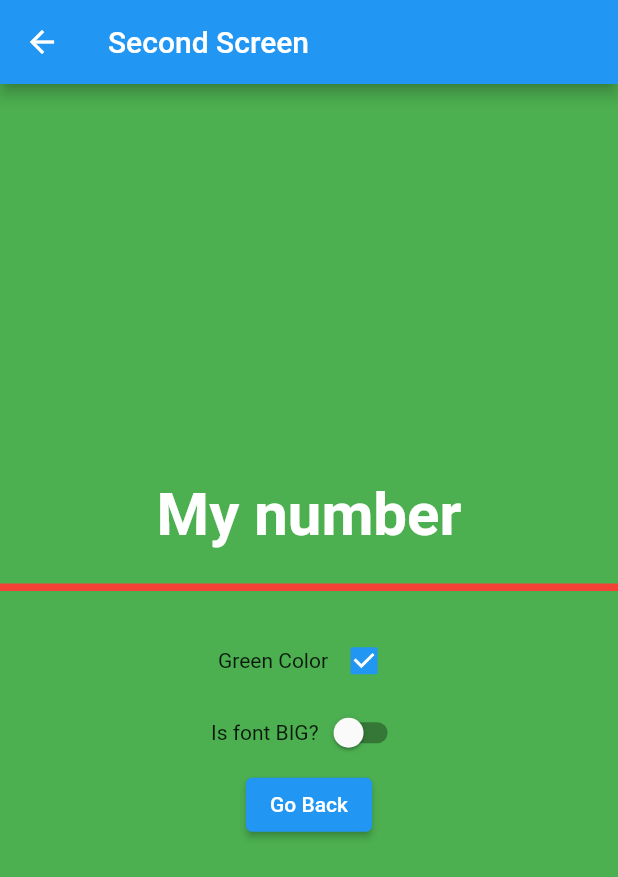
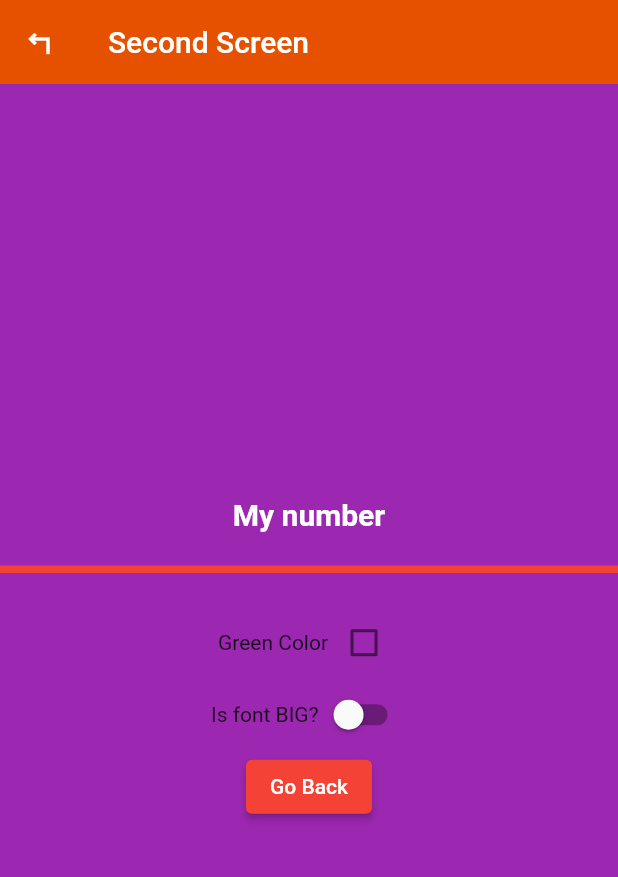
Before and after one commit to SalarPro/flutter_course_31_7, a Flutter app: the screen it shows after launch, after a tap on "Open second screen", on a phone screen of 412 x 824 dp. Shown: the top 877 px of the screen. Run offline on Flutter 3.47's test engine with Material 2 defaults, Android fonts, the phone set to English and light mode, and no system bars.

```diff
--- a/lib/first_screen.dart
+++ b/lib/first_screen.dart
@@ -17,6 +17,8 @@ class _FirstScreenState extends State<FirstScreen> {
         title: Text(
           "First App",
         ),
+        centerTitle: true,
+
       ),
       body: Container(
         width: double.infinity,
@@ -45,13 +47,14 @@ class _FirstScreenState extends State<FirstScreen> {
             ),
             FlutterLogo(size: 200),
             ElevatedButton(
-                onPressed: () {
-
-                  Navigator.push(context,
-                      MaterialPageRoute(builder: (context) => SecondScreen()));
-
-                },
-                child: Text("Open second screen"))
+              onPressed: () {
+                Navigator.push(context,
+                    MaterialPageRoute(builder: (context) => SecondScreen()));
+              },
+              child: Text(
+                "Open second screen",
+              ),
+            ),
           ],
         ),
       ),
--- a/lib/main.dart
+++ b/lib/main.dart
@@ -4,6 +4,14 @@ import 'package:flutter/material.dart';
 void main() {
   runApp(
     MaterialApp(
+      theme: ThemeData(
+        primarySwatch: Colors.red,
+        appBarTheme: AppBarTheme(
+          backgroundColor: Colors.orange[900],
+          elevation: 0,
+          foregroundColor: Colors.white,
+        ),
+      ),
       home: FirstScreen(),
     ),
   );
--- a/lib/second_scree.dart
+++ b/lib/second_scree.dart
@@ -10,15 +10,25 @@ class SecondScreen extends StatefulWidget {
 }
 
 class _SecondScreenState extends State<SecondScreen> {
+  bool isGreen = false;
+  bool isFontBig = false;
+
   @override
   Widget build(BuildContext context) {
     return Scaffold(
       appBar: AppBar(
         title: Text("Second Screen"),
+        leading: IconButton(
+            onPressed: () {
+              //
+              Navigator.pop(context);
+            },
+            icon: Icon(Icons.turn_left_sharp)),
+        // leadingWidth: 0,
       ),
       body: Container(
         width: double.infinity,
-          color: Colors.green,
+        color: isGreen ? Colors.green : Colors.purple,
         child: Column(
           mainAxisAlignment: MainAxisAlignment.center,
           children: [
@@ -26,8 +36,9 @@ class _SecondScreenState extends State<SecondScreen> {
               "My number",
               style: TextStyle(
                 color: Colors.white,
-                    fontSize: 40,
-                    fontWeight: FontWeight.bold),
+                fontSize: isFontBig ? 40 : 20,
+                fontWeight: FontWeight.bold,
+              ),
             ),
             Divider(
               thickness: 5,
@@ -38,19 +49,32 @@ class _SecondScreenState extends State<SecondScreen> {
               mainAxisAlignment: MainAxisAlignment.center,
               children: [
                 Text("Green Color"),
-                  Checkbox(value: true, onChanged: (value) {})
+                Checkbox(
+                    value: isGreen,
+                    onChanged: (value) {
+                      isGreen = value ?? true;
+                      print(value);
+                      setState(() {});
+                    })
               ],
             ),
             Row(
               mainAxisAlignment: MainAxisAlignment.center,
               children: [
                 Text("Is font BIG?"),
-                  Switch(value: false, onChanged: (value) {})
+                Switch(
+                    value: isFontBig,
+                    onChanged: (value) {
+                      setState(() {
+                        isFontBig = value;
+                      });
+                    })
               ],
             ),
             ElevatedButton(onPressed: () {}, child: Text("Go Back"))
           ],
         ),
-        ));
+      ),
+    );
   }
 }
```
Lines whose indentation alone changed are shown as unchanged.
